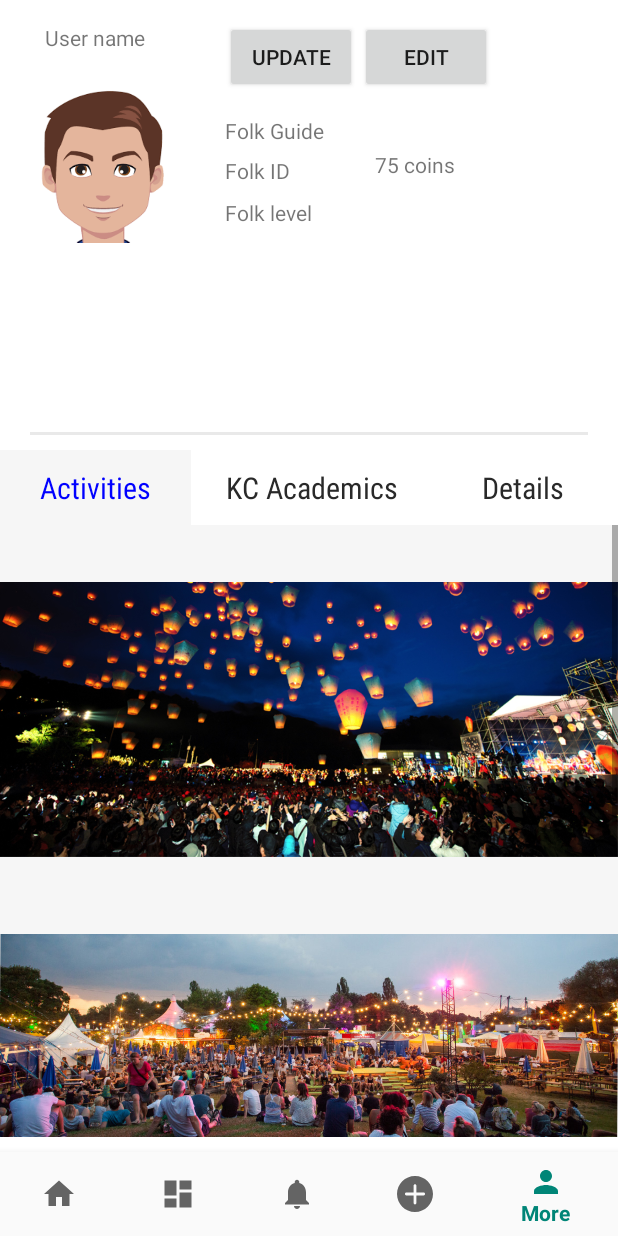
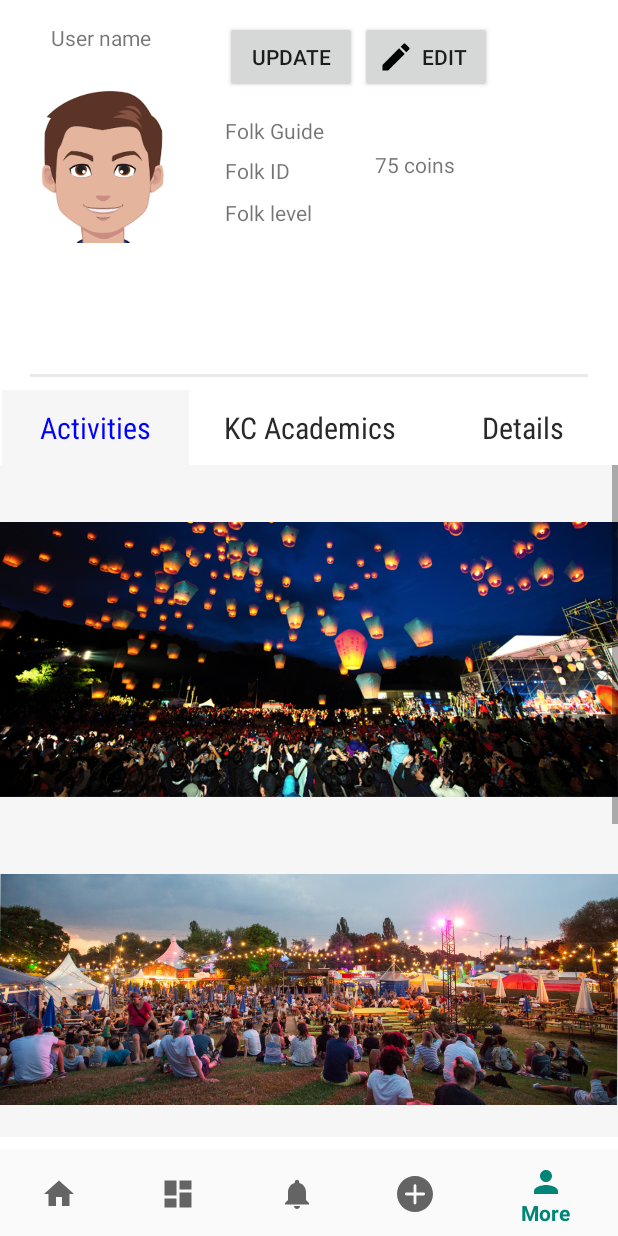
Before and after one commit to folkdeveloper/android_folks_profile, an Android app: the screen it shows after launch once a user with an empty profile is signed in (MainActivity), item 5 of the bottom bar chosen, on a phone screen of 412 x 824 dp. Run offline under Robolectric (Android 15) with nearby library versions, the light colour scheme and no system bars; our stand-ins replace Firebase (no records; nobody signed in at launch, a user with empty details on screens opened directly).

```diff
--- a/folks 2/app/src/main/AndroidManifest.xml
+++ b/folks 2/app/src/main/AndroidManifest.xml
@@ -1,5 +1,6 @@
 <?xml version="1.0" encoding="utf-8"?>
 <manifest xmlns:android="http://schemas.android.com/apk/res/android"
+    xmlns:tools="http://schemas.android.com/tools"
     package="com.creation.android.folkapp2019">
 
     <uses-permission android:name="android.permission.INTERNET" />
@@ -11,7 +12,8 @@
         android:label="@string/app_name"
         android:roundIcon="@mipmap/ic_launcher_round"
         android:supportsRtl="true"
-        android:theme="@style/AppTheme">
+        android:theme="@style/AppTheme"
+        tools:ignore="GoogleAppIndexingWarning">
         <activity android:name=".EditDetails"></activity>
         <activity android:name=".AwatingApproval" />
         <activity android:name=".RequestAccomodationActivity" />
--- a/folks 2/app/src/main/java/com/creation/android/folkapp2019/LoginActivity.java
+++ b/folks 2/app/src/main/java/com/creation/android/folkapp2019/LoginActivity.java
@@ -304,4 +304,10 @@ public class LoginActivity extends AppCompatActivity {
         }
 
     }
+
+    @Override
+    public void onBackPressed() {
+        super.onBackPressed();
+        finishAffinity();
+    }
 }
--- a/folks 2/app/src/main/res/layout/fragment_profile.xml
+++ b/folks 2/app/src/main/res/layout/fragment_profile.xml
@@ -1,5 +1,5 @@
 <?xml version="1.0" encoding="utf-8"?>
-<androidx.constraintlayout.widget.ConstraintLayout xmlns:android="http://schemas.android.com/apk/res/android"
+<RelativeLayout xmlns:android="http://schemas.android.com/apk/res/android"
     xmlns:app="http://schemas.android.com/apk/res-auto"
     xmlns:tools="http://schemas.android.com/tools"
     android:layout_width="match_parent"
@@ -37,6 +37,7 @@
         android:layout_marginLeft="240dp"
         android:layout_marginTop="14dp"
         android:text="Edit"
+        android:drawableLeft="@drawable/ic_edit_button"
         app:layout_constraintStart_toStartOf="parent"
         app:layout_constraintTop_toTopOf="parent" />
 
@@ -44,7 +45,9 @@
         android:id="@+id/username"
         android:layout_width="wrap_content"
         android:layout_height="wrap_content"
+        android:layout_alignParentEnd="true"
         android:layout_marginTop="15dp"
+        android:layout_marginEnd="311dp"
         android:text="User name"
         android:textSize="14sp"
         app:layout_constraintEnd_toEndOf="parent"
@@ -103,8 +106,9 @@
     <View
         android:layout_width="match_parent"
         android:layout_height="2dp"
+        android:layout_alignParentTop="true"
         android:layout_marginStart="20dp"
-        android:layout_marginTop="288dp"
+        android:layout_marginTop="249dp"
         android:layout_marginEnd="20dp"
         android:background="#E9E9E9"
         app:layout_constraintEnd_toEndOf="parent"
@@ -117,7 +121,10 @@
         android:id="@+id/details"
         android:layout_width="126dp"
         android:layout_height="50dp"
-        android:layout_marginTop="300dp"
+        android:layout_alignParentTop="true"
+        android:layout_alignParentEnd="true"
+        android:layout_marginTop="260dp"
+        android:layout_marginEnd="0dp"
         android:fontFamily="sans-serif-condensed"
         android:gravity="center"
         android:text="Details"
@@ -132,7 +139,10 @@
         android:id="@+id/kcacademics"
         android:layout_width="160dp"
         android:layout_height="50dp"
-        android:layout_marginTop="300dp"
+        android:layout_alignParentTop="true"
+        android:layout_marginTop="260dp"
+        android:layout_marginEnd="0dp"
+        android:layout_toStartOf="@+id/details"
         android:fontFamily="sans-serif-condensed"
         android:gravity="center"
         android:text="KC Academics"
@@ -147,7 +157,12 @@
         android:id="@+id/activities"
         android:layout_width="127dp"
         android:layout_height="50dp"
-        android:layout_marginTop="300dp"
+        android:layout_alignParentStart="true"
+        android:layout_alignParentTop="true"
+        android:layout_marginStart="1dp"
+        android:layout_marginTop="260dp"
+        android:layout_marginEnd="0dp"
+        android:layout_toStartOf="@+id/kcacademics"
         android:fontFamily="sans-serif-condensed"
         android:gravity="center"
         android:text="Activities"
@@ -161,8 +176,9 @@
     <androidx.viewpager.widget.ViewPager
         android:id="@+id/pager"
         android:layout_width="match_parent"
-        android:layout_height="0dp"
-        android:layout_marginTop="350dp"
+        android:layout_height="match_parent"
+        android:layout_below="@+id/kcacademics"
+        android:layout_marginTop="0dp"
         android:layout_marginBottom="10dp"
         app:layout_constraintBottom_toBottomOf="parent"
         app:layout_constraintEnd_toEndOf="parent"
@@ -172,5 +188,4 @@
         app:layout_constraintTop_toTopOf="parent" />
 
 
-
-</androidx.constraintlayout.widget.ConstraintLayout>
+</RelativeLayout>
```
Also changed, not shown: folks 2/app/src/main/java/com/creation/android/folkapp2019/fragments/Basic.java (+33 -26 lines), folks 2/app/src/main/res/layout/activity_edit_details.xml (+7 -3 lines).
